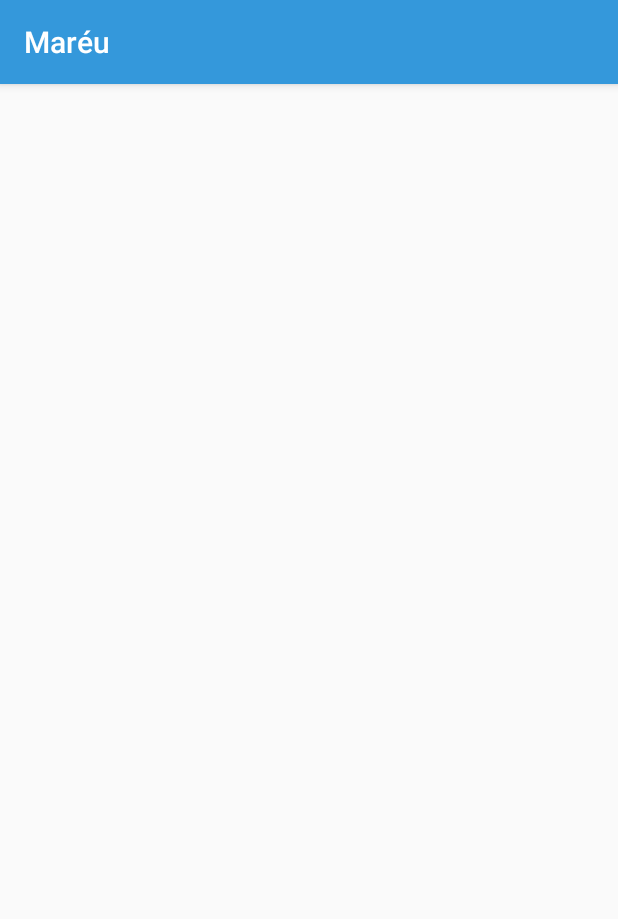
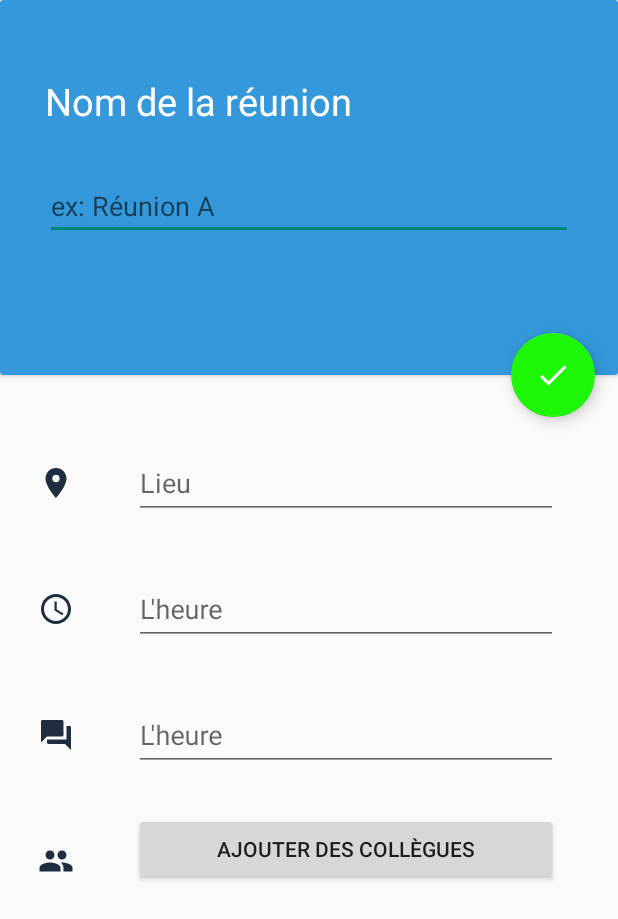
Before and after one commit to fouomene/Mareu, an Android app: the AddMeetingActivity screen opened directly, with no data from a screen before it, on a phone screen of 412 x 824 dp. Shown: the top 919 px of the screen. Run offline under Robolectric (Android 15) with nearby library versions, the phone set to English and light mode, and no system bars.

Commit message:
1.0.5 - Working on activity_add_meeting.xml

```diff
--- a/app/src/main/AndroidManifest.xml
+++ b/app/src/main/AndroidManifest.xml
@@ -9,8 +9,9 @@
         android:roundIcon="@mipmap/ic_launcher_round"
         android:supportsRtl="true"
         android:theme="@style/AppTheme">
-        <activity android:name=".ui_meeting_list.AddMeetingActivity"></activity>
-        <activity android:name=".MainActivity">
+        <activity android:name=".ui_meeting_list.AddMeetingActivity"
+            android:theme="@style/Theme.AppCompat.Light.NoActionBar"></activity>
+        <activity android:name=".ui_meeting_list.ListMeetingActivity">
             <intent-filter>
                 <action android:name="android.intent.action.MAIN" />
 
--- /dev/null
+++ b/app/src/main/res/drawable/ic_access_time_black_24dp.xml
@@ -0,0 +1,5 @@
+<vector android:height="24dp" android:tint="#1F2D3F"
+    android:viewportHeight="24.0" android:viewportWidth="24.0"
+    android:width="24dp" xmlns:android="http://schemas.android.com/apk/res/android">
+    <path android:fillColor="#FF000000" android:pathData="M11.99,2C6.47,2 2,6.48 2,12s4.47,10 9.99,10C17.52,22 22,17.52 22,12S17.52,2 11.99,2zM12,20c-4.42,0 -8,-3.58 -8,-8s3.58,-8 8,-8 8,3.58 8,8 -3.58,8 -8,8zM12.5,7H11v6l5.25,3.15 0.75,-1.23 -4.5,-2.67z"/>
+</vector>
--- /dev/null
+++ b/app/src/main/res/drawable/ic_check_white_24dp.xml
@@ -0,0 +1,5 @@
+<vector android:height="24dp" android:tint="#FFFFFF"
+    android:viewportHeight="24.0" android:viewportWidth="24.0"
+    android:width="24dp" xmlns:android="http://schemas.android.com/apk/res/android">
+    <path android:fillColor="#FF000000" android:pathData="M9,16.17L4.83,12l-1.42,1.41L9,19 21,7l-1.41,-1.41z"/>
+</vector>
--- /dev/null
+++ b/app/src/main/res/drawable/ic_forum_black_24dp.xml
@@ -0,0 +1,5 @@
+<vector android:height="24dp" android:tint="#1F2D3F"
+    android:viewportHeight="24.0" android:viewportWidth="24.0"
+    android:width="24dp" xmlns:android="http://schemas.android.com/apk/res/android">
+    <path android:fillColor="#FF000000" android:pathData="M21,6h-2v9L6,15v2c0,0.55 0.45,1 1,1h11l4,4L22,7c0,-0.55 -0.45,-1 -1,-1zM17,12L17,3c0,-0.55 -0.45,-1 -1,-1L3,2c-0.55,0 -1,0.45 -1,1v14l4,-4h10c0.55,0 1,-0.45 1,-1z"/>
+</vector>
--- /dev/null
+++ b/app/src/main/res/drawable/ic_group_black_24dp.xml
@@ -0,0 +1,5 @@
+<vector android:height="24dp" android:tint="#1F2D3F"
+    android:viewportHeight="24.0" android:viewportWidth="24.0"
+    android:width="24dp" xmlns:android="http://schemas.android.com/apk/res/android">
+    <path android:fillColor="#FF000000" android:pathData="M16,11c1.66,0 2.99,-1.34 2.99,-3S17.66,5 16,5c-1.66,0 -3,1.34 -3,3s1.34,3 3,3zM8,11c1.66,0 2.99,-1.34 2.99,-3S9.66,5 8,5C6.34,5 5,6.34 5,8s1.34,3 3,3zM8,13c-2.33,0 -7,1.17 -7,3.5L1,19h14v-2.5c0,-2.33 -4.67,-3.5 -7,-3.5zM16,13c-0.29,0 -0.62,0.02 -0.97,0.05 1.16,0.84 1.97,1.97 1.97,3.45L17,19h6v-2.5c0,-2.33 -4.67,-3.5 -7,-3.5z"/>
+</vector>
--- /dev/null
+++ b/app/src/main/res/drawable/ic_place_black_24dp.xml
@@ -0,0 +1,5 @@
+<vector android:height="24dp" android:tint="#1F2D3F"
+    android:viewportHeight="24.0" android:viewportWidth="24.0"
+    android:width="24dp" xmlns:android="http://schemas.android.com/apk/res/android">
+    <path android:fillColor="#FF000000" android:pathData="M12,2C8.13,2 5,5.13 5,9c0,5.25 7,13 7,13s7,-7.75 7,-13c0,-3.87 -3.13,-7 -7,-7zM12,11.5c-1.38,0 -2.5,-1.12 -2.5,-2.5s1.12,-2.5 2.5,-2.5 2.5,1.12 2.5,2.5 -1.12,2.5 -2.5,2.5z"/>
+</vector>
--- a/app/src/main/res/layout/activity_add_meeting.xml
+++ b/app/src/main/res/layout/activity_add_meeting.xml
@@ -1,9 +1,146 @@
 <?xml version="1.0" encoding="utf-8"?>
-<androidx.constraintlayout.widget.ConstraintLayout xmlns:android="http://schemas.android.com/apk/res/android"
+<androidx.coordinatorlayout.widget.CoordinatorLayout
+    xmlns:android="http://schemas.android.com/apk/res/android"
     xmlns:app="http://schemas.android.com/apk/res-auto"
     xmlns:tools="http://schemas.android.com/tools"
     android:layout_width="match_parent"
     android:layout_height="match_parent"
+    android:orientation="vertical"
     tools:context=".ui_meeting_list.AddMeetingActivity">
 
-</androidx.constraintlayout.widget.ConstraintLayout>
+    <RelativeLayout
+        android:id="@+id/linearLayout"
+        android:layout_width="match_parent"
+        android:layout_height="match_parent">
+
+        <androidx.cardview.widget.CardView
+            android:id="@+id/nameMeetingCardView"
+            android:layout_width="match_parent"
+            android:layout_height="250dp"
+            android:backgroundTint="@color/colorPrimary">
+
+            <LinearLayout
+                android:layout_width="match_parent"
+                android:layout_height="match_parent"
+                android:orientation="vertical">
+
+                <TextView
+                    android:layout_width="wrap_content"
+                    android:layout_height="wrap_content"
+                    android:layout_marginLeft="30dp"
+                    android:layout_marginTop="50dp"
+                    android:text="Nom de la réunion"
+                    android:textColor="#fff"
+                    android:textSize="25sp" />
+
+                <EditText
+                    android:id="@+id/nameMeetingEditText"
+                    android:layout_width="match_parent"
+                    android:layout_height="wrap_content"
+                    android:layout_margin="30dp"
+                    android:ems="10"
+                    android:hint="@string/reunionA"
+                    android:inputType="textPersonName" />
+
+
+            </LinearLayout>
+        </androidx.cardview.widget.CardView>
+
+        <ImageView
+            android:id="@+id/placeImageView"
+            android:layout_width="wrap_content"
+            android:layout_height="wrap_content"
+            android:src="@drawable/ic_place_black_24dp"
+            android:layout_below="@id/nameMeetingCardView"
+            android:layout_marginTop="60dp"
+            android:layout_marginLeft="25dp"/>
+
+        <com.google.android.material.textfield.TextInputLayout
+            android:layout_width="match_parent"
+            android:layout_height="wrap_content"
+            android:layout_margin="40dp"
+            android:hint="@string/place"
+            android:layout_toRightOf="@id/placeImageView"
+            android:layout_below="@id/nameMeetingCardView">
+
+            <com.google.android.material.textfield.TextInputEditText
+                android:layout_width="match_parent"
+                android:layout_height="wrap_content" />
+
+        </com.google.android.material.textfield.TextInputLayout>
+
+        <ImageView
+            android:id="@+id/timeImageView"
+            android:layout_width="wrap_content"
+            android:layout_height="wrap_content"
+            android:src="@drawable/ic_access_time_black_24dp"
+            android:layout_below="@id/placeImageView"
+            android:layout_marginTop="60dp"
+            android:layout_marginLeft="25dp"/>
+
+        <com.google.android.material.textfield.TextInputLayout
+            android:layout_width="match_parent"
+            android:layout_height="wrap_content"
+            android:layout_margin="40dp"
+            android:hint="@string/time"
+            android:layout_toRightOf="@id/timeImageView"
+            android:layout_below="@id/placeImageView">
+
+            <com.google.android.material.textfield.TextInputEditText
+                android:layout_width="match_parent"
+                android:layout_height="wrap_content" />
+
+        </com.google.android.material.textfield.TextInputLayout>
+
+        <ImageView
+            android:id="@+id/subjectImageView"
+            android:layout_width="wrap_content"
+            android:layout_height="wrap_content"
+            android:src="@drawable/ic_forum_black_24dp"
+            android:layout_below="@id/timeImageView"
+            android:layout_marginTop="60dp"
+            android:layout_marginLeft="25dp"/>
+
+        <com.google.android.material.textfield.TextInputLayout
+            android:layout_width="match_parent"
+            android:layout_height="wrap_content"
+            android:layout_margin="40dp"
+            android:hint="@string/time"
+            android:layout_toRightOf="@id/subjectImageView"
+            android:layout_below="@id/timeImageView">
+
+            <com.google.android.material.textfield.TextInputEditText
+                android:layout_width="match_parent"
+                android:layout_height="wrap_content" />
+
+        </com.google.android.material.textfield.TextInputLayout>
+
+        <ImageView
+            android:id="@+id/addImageView"
+            android:layout_width="wrap_content"
+            android:layout_height="wrap_content"
+            android:src="@drawable/ic_group_black_24dp"
+            android:layout_below="@id/subjectImageView"
+            android:layout_marginTop="60dp"
+            android:layout_marginLeft="25dp"/>
+
+        <Button
+            android:layout_width="match_parent"
+            android:layout_height="wrap_content"
+            android:text="@string/addCoWorkers"
+            android:layout_below="@id/subjectImageView"
+            android:layout_toRightOf="@id/addImageView"
+            android:layout_margin="40dp"/>
+
+    </RelativeLayout>
+    <com.google.android.material.floatingactionbutton.FloatingActionButton
+        android:id="@+id/add_meeting"
+        android:layout_width="wrap_content"
+        android:layout_height="wrap_content"
+        android:src="@drawable/ic_check_white_24dp"
+        app:backgroundTint="#1DF605"
+        android:layout_margin="15dp"
+        app:layout_anchor="@id/nameMeetingCardView"
+        app:layout_anchorGravity="bottom|end|right"/>
+
+</androidx.coordinatorlayout.widget.CoordinatorLayout>
--- a/app/src/main/res/values/strings.xml
+++ b/app/src/main/res/values/strings.xml
@@ -1,3 +1,7 @@
 <resources>
     <string name="app_name">Maréu</string>
+    <string name="reunionA">ex: Réunion A</string>
+    <string name="place">Lieu</string>
+    <string name="time">L\'heure</string>
+    <string name="addCoWorkers">Ajouter des collègues</string>
 </resources>
```
